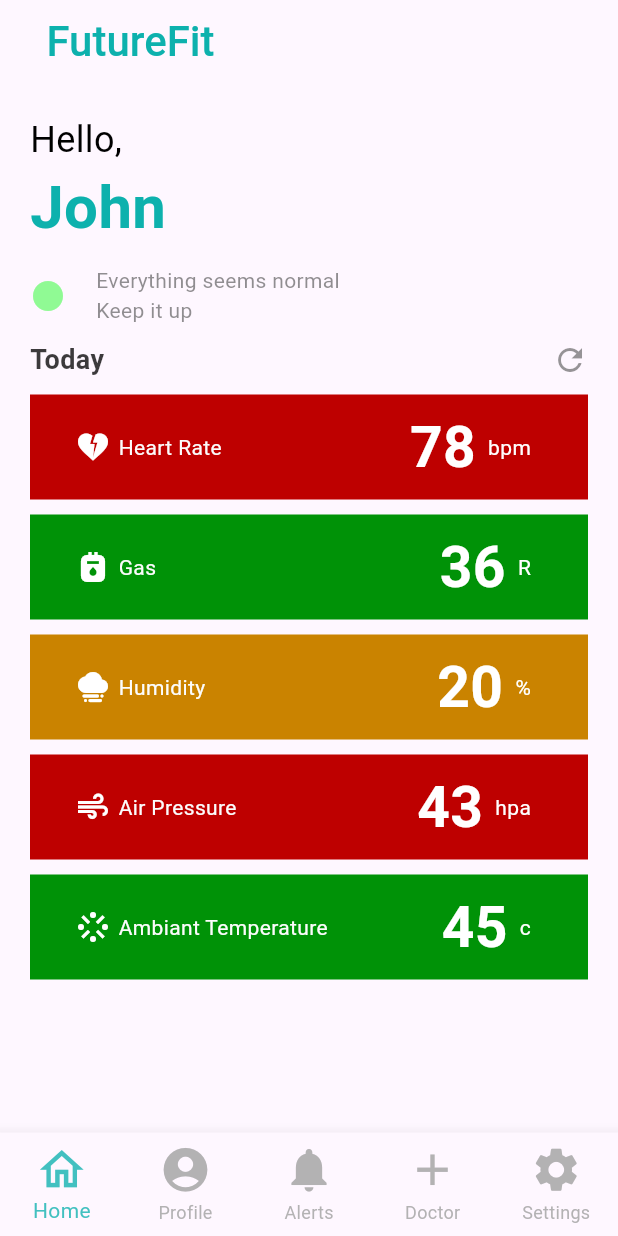
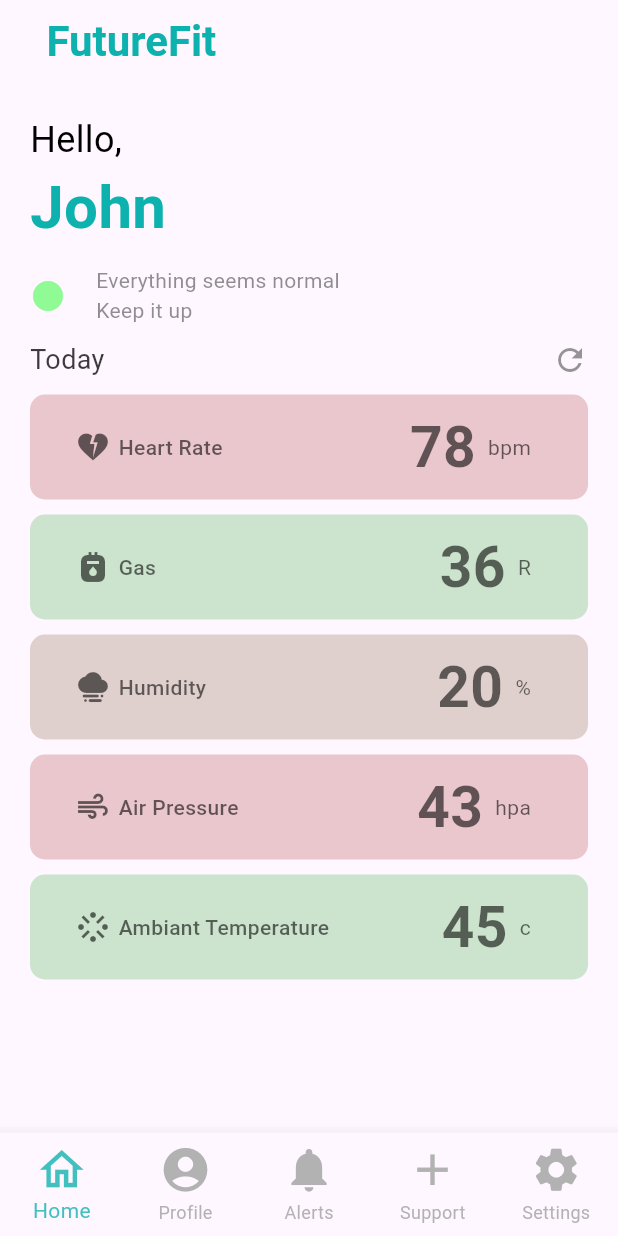
Before and after one commit to Din-coder/FutureFit, a Flutter app: the screen it shows after launch, on a phone screen of 412 x 824 dp. Run offline on Flutter 3.47's test engine with Material 2 defaults, Android fonts, the phone set to English and light mode, and no system bars.

Commit message:
Give some modifications to the pages that is already created.

```diff
--- a/lib/main.dart
+++ b/lib/main.dart
@@ -1,8 +1,5 @@
 import 'package:flutter/material.dart';
 import 'package:futurefit/screens/AfterLogin/homescreen.dart';
-import 'package:futurefit/screens/futureflash.dart';
-import 'package:futurefit/screens/login.dart';
-import 'package:futurefit/screens/signup.dart';
 
 void main() {
   runApp(const MyApp());
@@ -20,7 +17,7 @@ class MyApp extends StatelessWidget {
         colorScheme: ColorScheme.fromSeed(seedColor: Colors.deepPurple),
         useMaterial3: true,
       ),
-      home: HomeScreen(),
+      home: const HomeScreen(),
     );
   }
 }
--- a/lib/screens/AfterLogin/homescreen.dart
+++ b/lib/screens/AfterLogin/homescreen.dart
@@ -6,28 +6,31 @@ import 'package:futurefit/screens/AfterLogin/widgets/profile/profile.dart';
 import 'package:futurefit/screens/AfterLogin/widgets/settings.dart';
 
 class HomeScreen extends StatefulWidget {
-  HomeScreen({super.key});
+  const HomeScreen({super.key});
 
   @override
   State<HomeScreen> createState() => _HomeScreenState();
 }
 
 class _HomeScreenState extends State<HomeScreen> {
+  // ignore: non_constant_identifier_names
   int current_Index = 0;
 
+  // ignore: non_constant_identifier_names
   List<Widget> bottom_screens = [
-    Home(),
+    const Home(),
     Profile(),
-    NotificationScreen(),
-    Doctor(),
+    const NotificationScreen(),
+    const Doctor(),
     Settings()
   ];
 
+  // ignore: non_constant_identifier_names
   List<String> screen_names = [
     'FutureFit',
     'Profile',
     'Alerts',
-    'Doctor',
+    'Support',
     'Settings'
   ];
 
@@ -44,7 +47,7 @@ class _HomeScreenState extends State<HomeScreen> {
                 style: const TextStyle(
                   color: Color.fromARGB(255, 13, 177, 173),
                   fontSize: 28,
-                  fontWeight: FontWeight.w500
+                  fontWeight: FontWeight.w600
                 ),
               ),
             ],
@@ -61,8 +64,8 @@ class _HomeScreenState extends State<HomeScreen> {
             current_Index = index;
           });
         },
-        selectedItemColor: Color.fromARGB(199, 13, 177, 174),
-        unselectedItemColor: Color.fromARGB(199, 158, 158, 158),
+        selectedItemColor: const Color.fromARGB(199, 13, 177, 174),
+        unselectedItemColor: const Color.fromARGB(199, 158, 158, 158),
         items: const [
           BottomNavigationBarItem(
             icon: Icon(Icons.home, size: 35,),
@@ -83,7 +86,7 @@ class _HomeScreenState extends State<HomeScreen> {
           BottomNavigationBarItem(
             icon: Icon(Icons.add, size: 35,),
             activeIcon: Icon(Icons.add_outlined, size: 35,),
-            label: 'Doctor'
+            label: 'Support'
           ),
           BottomNavigationBarItem(
             icon: Icon(Icons.settings, size: 35,),
--- a/lib/screens/AfterLogin/widgets/home/home.dart
+++ b/lib/screens/AfterLogin/widgets/home/home.dart
@@ -2,6 +2,7 @@ import 'package:flutter/material.dart';
 import 'package:futurefit/screens/AfterLogin/widgets/home/homeextended.dart';
 
 class Home extends StatelessWidget {
+  // ignore: use_key_in_widget_constructors
   const Home({Key? key});
 
   @override
@@ -69,7 +70,7 @@ class Home extends StatelessWidget {
                 'Today',
                 style: TextStyle(
                   fontSize: 18,
-                  fontWeight: FontWeight.w600,
+                  fontWeight: FontWeight.normal,
                   color: Color.fromARGB(195, 0, 0, 0),
                 ),
               ),
--- a/lib/screens/AfterLogin/widgets/home/homeextended.dart
+++ b/lib/screens/AfterLogin/widgets/home/homeextended.dart
@@ -14,7 +14,8 @@ class HomeExtended extends StatelessWidget {
             children: [
               Container(
                 decoration: const BoxDecoration(
-                  color: Color.fromARGB(255, 190, 0, 0),
+                  color: Color.fromARGB(50, 150, 0, 0),
+                  borderRadius: BorderRadius.all(Radius.circular(10))
                 ),
                 child: const Row(
                   mainAxisAlignment: MainAxisAlignment.spaceBetween,
@@ -24,13 +25,15 @@ class HomeExtended extends StatelessWidget {
                       child: Row(
                         children: [
                           Icon(Icons.heart_broken_sharp,
-                              color: Color.fromARGB(255, 255, 255, 255)),
+                              color: Color.fromARGB(150, 0, 0, 0)),
                           SizedBox(
                             width: 5,
                           ),
                           Text('Heart Rate',
                               style: TextStyle(
-                                  color: Color.fromARGB(255, 252, 252, 252)))
+                                  color: Color.fromARGB(150, 0, 0, 0),
+                                  fontWeight: FontWeight.w500
+                              ))
                         ],
                       ),
                     ),
@@ -39,21 +42,21 @@ class HomeExtended extends StatelessWidget {
                       child: Row(
                         children: [
                           Padding(
-                            padding: const EdgeInsets.fromLTRB(20, 0, 0, 0),
+                            padding: EdgeInsets.fromLTRB(20, 0, 0, 0),
                             child: Text(
                               '78',
                               style: TextStyle(
-                                  color: Color.fromARGB(255, 255, 255, 255),
+                                  color: Color.fromARGB(150, 0, 0, 0),
                                   fontSize: 38,
                                   fontWeight: FontWeight.w700),
                             ),
                           ),
                           Padding(
-                            padding: const EdgeInsets.all(8.0),
+                            padding: EdgeInsets.all(8.0),
                             child: Text(
                               'bpm',
                               style: TextStyle(
-                                  color: Color.fromARGB(255, 255, 255, 255)),
+                                  color: Color.fromARGB(150, 0, 0, 0)),
                             ),
                           )
                         ],
@@ -65,7 +68,8 @@ class HomeExtended extends StatelessWidget {
               const SizedBox(height: 10,),
               Container(
                 decoration: const BoxDecoration(
-                  color: Color.fromARGB(255, 0, 146, 7),
+                  color: Color.fromARGB(50, 0, 150, 7),
+                  borderRadius: BorderRadius.all(Radius.circular(10))
                 ),
                 child: const Row(
                   mainAxisAlignment: MainAxisAlignment.spaceBetween,
@@ -75,13 +79,15 @@ class HomeExtended extends StatelessWidget {
                       child: Row(
                         children: [
                           Icon(Icons.gas_meter,
-                              color: Color.fromARGB(255, 255, 255, 255)),
+                              color: Color.fromARGB(150, 0, 0, 0)),
                           SizedBox(
                             width: 5,
                           ),
                           Text('Gas',
                               style: TextStyle(
-                                  color: Color.fromARGB(255, 252, 252, 252)))
+                                  color: Color.fromARGB(150, 0, 0, 0),
+                                  fontWeight: FontWeight.w500
+                              ))
                         ],
                       ),
                     ),
@@ -90,21 +96,21 @@ class HomeExtended extends StatelessWidget {
                       child: Row(
                         children: [
                           Padding(
-                            padding: const EdgeInsets.fromLTRB(20, 0, 0, 0),
+                            padding: EdgeInsets.fromLTRB(20, 0, 0, 0),
                             child: Text(
                               '36',
                               style: TextStyle(
-                                  color: Color.fromARGB(255, 255, 255, 255),
+                                  color: Color.fromARGB(150, 0, 0, 0),
                                   fontSize: 38,
                                   fontWeight: FontWeight.w700),
                             ),
                           ),
                           Padding(
-                            padding: const EdgeInsets.all(8.0),
+                            padding: EdgeInsets.all(8.0),
                             child: Text(
                               'R',
                               style: TextStyle(
-                                  color: Color.fromARGB(255, 255, 255, 255)),
+                                  color: Color.fromARGB(150, 0, 0, 0)),
                             ),
                           )
                         ],
@@ -116,7 +122,8 @@ class HomeExtended extends StatelessWidget {
               const SizedBox(height: 10,),
               Container(
                 decoration: const BoxDecoration(
-                  color: Color.fromARGB(255, 202, 131, 0),
+                  color: Color.fromARGB(50, 100, 50, 0),
+                  borderRadius: BorderRadius.all(Radius.circular(10))
                 ),
                 child: const Row(
                   mainAxisAlignment: MainAxisAlignment.spaceBetween,
@@ -126,13 +133,15 @@ class HomeExtended extends StatelessWidget {
                       child: Row(
                         children: [
                           Icon(Icons.foggy,
-                              color: Color.fromARGB(255, 255, 255, 255)),
+                              color: Color.fromARGB(150, 0, 0, 0)),
                           SizedBox(
                             width: 5,
                           ),
                           Text('Humidity',
                               style: TextStyle(
-                                  color: Color.fromARGB(255, 252, 252, 252)))
+                                  color: Color.fromARGB(150, 0, 0, 0),
+                                  fontWeight: FontWeight.w500
+                              ))
                         ],
                       ),
                     ),
@@ -141,21 +150,21 @@ class HomeExtended extends StatelessWidget {
                       child: Row(
                         children: [
                           Padding(
-                            padding: const EdgeInsets.fromLTRB(20, 0, 0, 0),
+                            padding: EdgeInsets.fromLTRB(20, 0, 0, 0),
                             child: Text(
                               '20',
                               style: TextStyle(
-                                  color: Color.fromARGB(255, 255, 255, 255),
+                                  color: Color.fromARGB(150, 0, 0, 0),
                                   fontSize: 38,
                                   fontWeight: FontWeight.w700),
                             ),
                           ),
                           Padding(
-                            padding: const EdgeInsets.all(8.0),
+                            padding: EdgeInsets.all(8.0),
                             child: Text(
                               '%',
                               style: TextStyle(
-                                  color: Color.fromARGB(255, 255, 255, 255)),
+                                  color: Color.fromARGB(150, 0, 0, 0)),
                             ),
                           )
                         ],
@@ -167,7 +176,8 @@ class HomeExtended extends StatelessWidget {
               const SizedBox(height: 10,),
               Container(
                 decoration: const BoxDecoration(
-                  color: Color.fromARGB(255, 190, 0, 0),
+                  color: Color.fromARGB(50, 150, 0, 0),
+                  borderRadius: BorderRadius.all(Radius.circular(10))
                 ),
                 child: const Row(
                   mainAxisAlignment: MainAxisAlignment.spaceBetween,
@@ -177,13 +187,15 @@ class HomeExtended extends StatelessWidget {
                       child: Row(
                         children: [
                           Icon(Icons.air,
-                              color: Color.fromARGB(255, 255, 255, 255)),
+                              color: Color.fromARGB(150, 0, 0, 0)),
                           SizedBox(
                             width: 5,
                           ),
                           Text('Air Pressure',
                               style: TextStyle(
-                                  color: Color.fromARGB(255, 252, 252, 252)))
+                                  color: Color.fromARGB(150, 0, 0, 0),
+                                  fontWeight: FontWeight.w500
+                              ))
                         ],
                       ),
                     ),
@@ -192,21 +204,21 @@ class HomeExtended extends StatelessWidget {
                       child: Row(
                         children: [
                           Padding(
-                            padding: const EdgeInsets.fromLTRB(20, 0, 0, 0),
+                            padding: EdgeInsets.fromLTRB(20, 0, 0, 0),
                             child: Text(
                               '43',
                               style: TextStyle(
-                                  color: Color.fromARGB(255, 255, 255, 255),
+                                  color: Color.fromARGB(150, 0, 0, 0),
                                   fontSize: 38,
                                   fontWeight: FontWeight.w700),
                             ),
                           ),
                           Padding(
-                            padding: const EdgeInsets.all(8.0),
+                            padding: EdgeInsets.all(8.0),
                             child: Text(
                               'hpa',
                               style: TextStyle(
-                                  color: Color.fromARGB(255, 255, 255, 255)),
+                                  color: Color.fromARGB(150, 0, 0, 0)),
                             ),
                           )
                         ],
@@ -218,7 +230,8 @@ class HomeExtended extends StatelessWidget {
               const SizedBox(height: 10,),
               Container(
                 decoration: const BoxDecoration(
-                  color: Color.fromARGB(255, 0, 146, 7),
+                  color: Color.fromARGB(50, 0, 150, 0),
+                  borderRadius: BorderRadius.all(Radius.circular(10))
                 ),
                 child: const Row(
                   mainAxisAlignment: MainAxisAlignment.spaceBetween,
@@ -228,13 +241,15 @@ class HomeExtended extends StatelessWidget {
                       child: Row(
                         children: [
                           Icon(Icons.stream,
-                              color: Color.fromARGB(255, 255, 255, 255)),
+                              color: Color.fromARGB(150, 0, 0, 0)),
                           SizedBox(
                             width: 5,
                           ),
                           Text('Ambiant Temperature',
                               style: TextStyle(
-                                  color: Color.fromARGB(255, 252, 252, 252)))
+                                  color: Color.fromARGB(150, 0, 0, 0),
+                                  fontWeight: FontWeight.w500
+                              ))
                         ],
                       ),
                     ),
@@ -243,21 +258,21 @@ class HomeExtended extends StatelessWidget {
                       child: Row(
                         children: [
                           Padding(
-                            padding: const EdgeInsets.fromLTRB(20, 0, 0, 0),
+                            padding: EdgeInsets.fromLTRB(20, 0, 0, 0),
                             child: Text(
                               '45',
                               style: TextStyle(
-                                  color: Color.fromARGB(255, 255, 255, 255),
+                                  color: Color.fromARGB(150, 0, 0, 0),
                                   fontSize: 38,
                                   fontWeight: FontWeight.w700),
                             ),
                           ),
                           Padding(
-                            padding: const EdgeInsets.all(8.0),
+                            padding: EdgeInsets.all(8.0),
                             child: Text(
                               'c',
                               style: TextStyle(
-                                  color: Color.fromARGB(255, 255, 255, 255)),
+                                  color: Color.fromARGB(150, 0, 0, 0)),
                             ),
                           )
                         ],
--- a/lib/screens/AfterLogin/widgets/notifications.dart
+++ b/lib/screens/AfterLogin/widgets/notifications.dart
@@ -10,7 +10,7 @@ class NotificationScreen extends StatelessWidget {
       child: ListView.separated(
         itemBuilder: (ctx, index){
           return Container(
-            decoration: BoxDecoration(borderRadius: BorderRadius.circular(10), color: Color.fromARGB(26, 0, 97, 110),),
+            decoration: BoxDecoration(borderRadius: BorderRadius.circular(10), color: const Color.fromARGB(26, 0, 97, 110),),
             child: const ListTile(
               leading: Icon(
                 Icons.notifications,
@@ -33,7 +33,7 @@ class NotificationScreen extends StatelessWidget {
           );
         },
         separatorBuilder: (ctx, index){
-          return SizedBox(height: 10);
+          return const SizedBox(height: 10);
         },
         itemCount: 3
       ),
```
Also changed, not shown: lib/screens/AfterLogin/widgets/doctor.dart (+5 -5 lines), lib/screens/AfterLogin/widgets/profile/edit_profile.dart (+82 -35 lines), lib/screens/AfterLogin/widgets/profile/profile.dart (+23 -43 lines), lib/screens/AfterLogin/widgets/settings.dart (+9 -10 lines), lib/screens/futureflash.dart (+6 -8 lines), lib/screens/login.dart (+20 -13 lines), lib/screens/signup.dart (+15 -14 lines).
